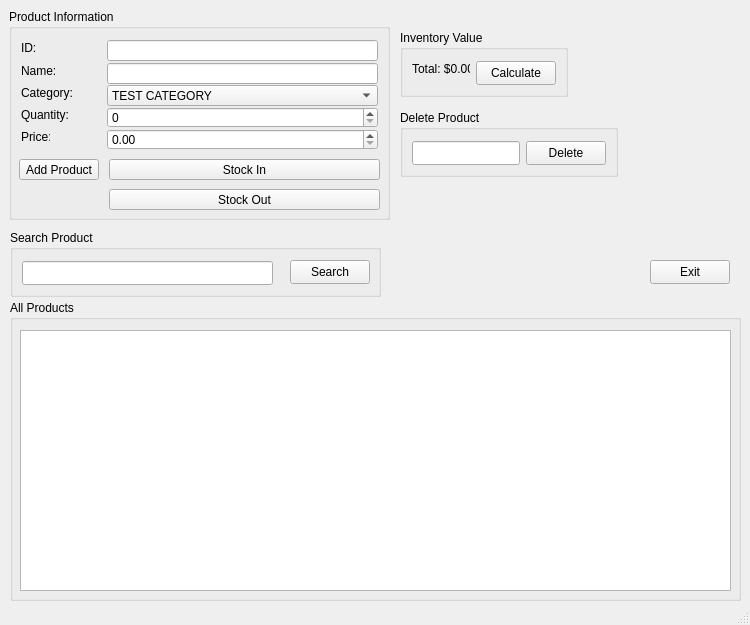
Before: the Qt Designer form ui/mainwindow.ui in iRyllB/digital_inventory_system, drawn with Qt 5.
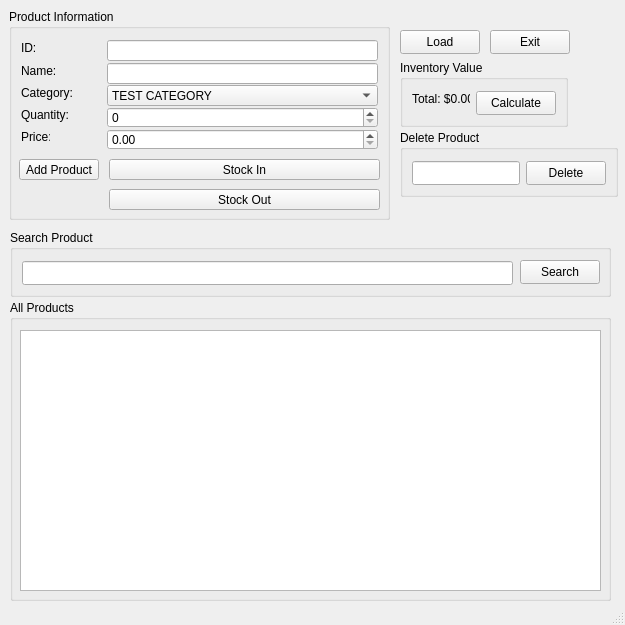
After: the same form once the commit is applied.

```diff
--- a/ui/mainwindow.ui
+++ b/ui/mainwindow.ui
@@ -2,15 +2,23 @@
 <ui version="4.0">
  <class>MainWindow</class>
  <widget class="QMainWindow" name="MainWindow">
+  <property name="geometry">
+   <rect>
+    <x>0</x>
+    <y>0</y>
+    <width>625</width>
+    <height>625</height>
+   </rect>
+  </property>
   <property name="minimumSize">
    <size>
-    <width>750</width>
+    <width>625</width>
     <height>625</height>
    </size>
   </property>
   <property name="maximumSize">
    <size>
-    <width>750</width>
+    <width>625</width>
     <height>625</height>
    </size>
   </property>
@@ -205,7 +213,7 @@
      <rect>
       <x>10</x>
       <y>300</y>
-      <width>731</width>
+      <width>601</width>
       <height>301</height>
      </rect>
     </property>
@@ -217,7 +225,7 @@
       <rect>
        <x>10</x>
        <y>30</y>
-       <width>711</width>
+       <width>581</width>
        <height>261</height>
       </rect>
      </property>
@@ -227,7 +235,7 @@
     <property name="geometry">
      <rect>
       <x>400</x>
-      <y>30</y>
+      <y>60</y>
       <width>168</width>
       <height>67</height>
      </rect>
@@ -266,7 +274,7 @@
     <property name="geometry">
      <rect>
       <x>400</x>
-      <y>110</y>
+      <y>130</y>
       <width>218</width>
       <height>67</height>
      </rect>
@@ -301,8 +309,8 @@
    <widget class="QPushButton" name="pushButton_exit">
     <property name="geometry">
      <rect>
-      <x>650</x>
-      <y>260</y>
+      <x>490</x>
+      <y>30</y>
       <width>80</width>
       <height>24</height>
      </rect>
@@ -316,7 +324,7 @@
      <rect>
       <x>10</x>
       <y>230</y>
-      <width>371</width>
+      <width>601</width>
       <height>67</height>
      </rect>
     </property>
@@ -328,7 +336,7 @@
       <rect>
        <x>12</x>
        <y>31</y>
-       <width>251</width>
+       <width>491</width>
        <height>24</height>
       </rect>
      </property>
@@ -336,7 +344,7 @@
     <widget class="QPushButton" name="pushButton_search">
      <property name="geometry">
       <rect>
-       <x>280</x>
+       <x>510</x>
        <y>30</y>
        <width>80</width>
        <height>24</height>
@@ -347,6 +355,19 @@
      </property>
     </widget>
    </widget>
+   <widget class="QPushButton" name="pushButton_load">
+    <property name="geometry">
+     <rect>
+      <x>400</x>
+      <y>30</y>
+      <width>80</width>
+      <height>24</height>
+     </rect>
+    </property>
+    <property name="text">
+     <string>Load</string>
+    </property>
+   </widget>
   </widget>
   <widget class="QStatusBar" name="statusbar"/>
  </widget>
```
